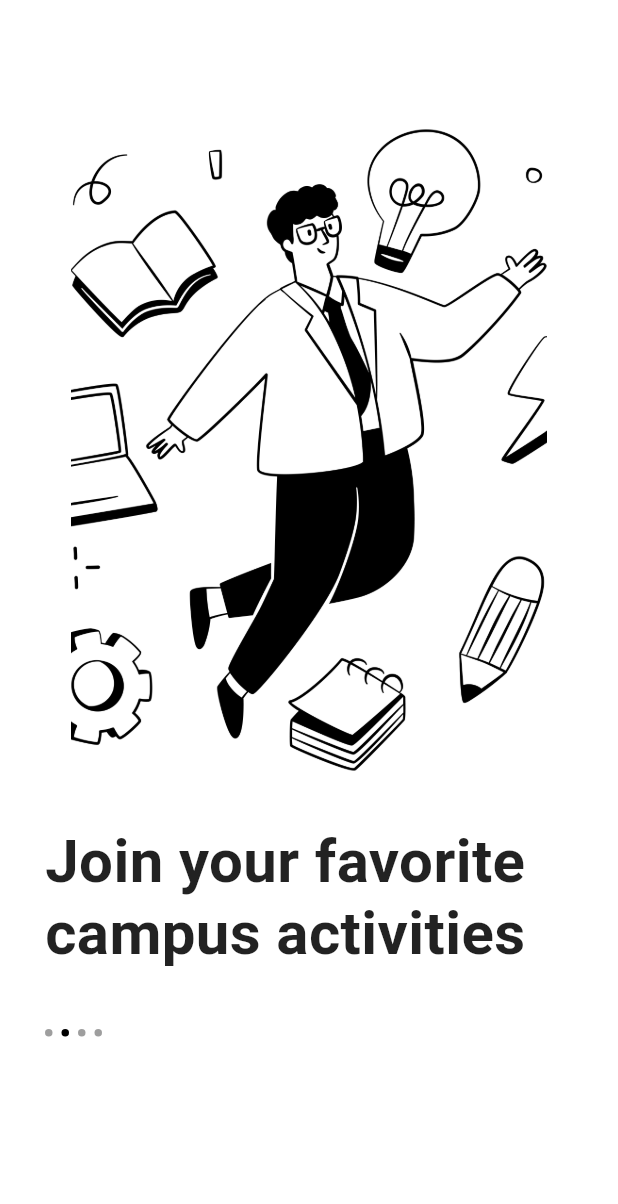
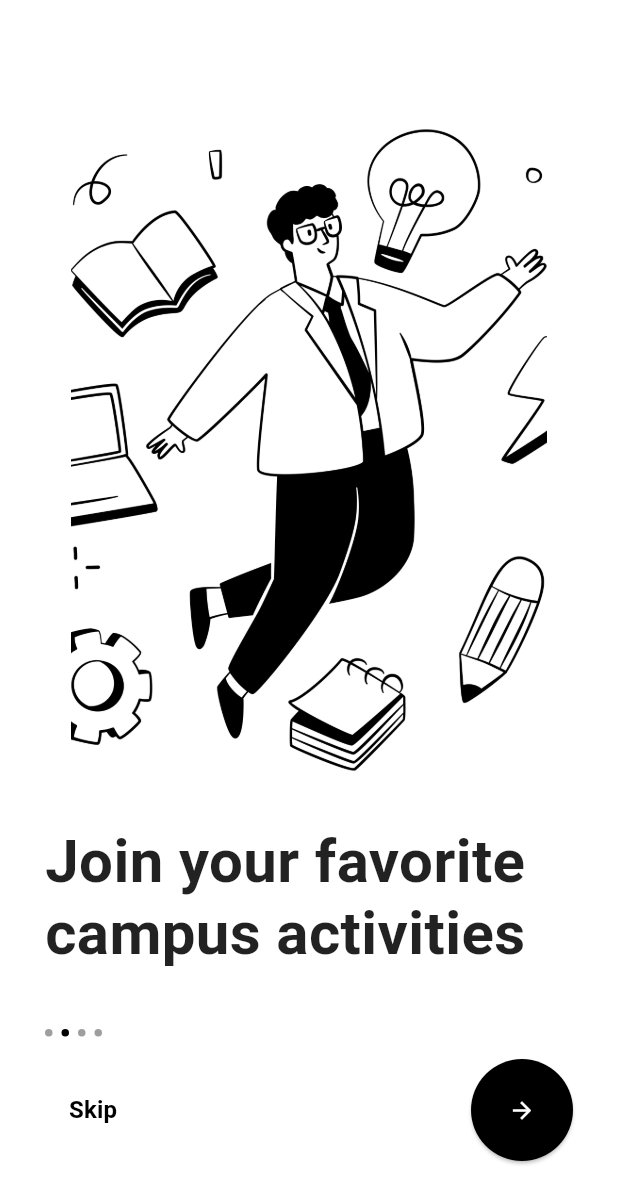
Before and after one commit to Mansyahariii/collabsession_kelompok_3, a Flutter app: the screen it shows after launch, on a phone screen of 412 x 824 dp. Shown: the top 1204 px of the screen. Run offline on Flutter 3.47's test engine with Material 3 defaults, Android fonts, the phone set to English and light mode, and no system bars.

Commit message:
menambahkan button skip dan lanjut

```diff
--- a/lib/pages/splashscreen2.dart
+++ b/lib/pages/splashscreen2.dart
@@ -50,12 +50,39 @@ class SplashScreen2 extends StatelessWidget {
                   _dot(),
                 ],
               ),
+              const Spacer(),
+              Row(
+                mainAxisAlignment: MainAxisAlignment.spaceBetween,
+                children: [
+                  TextButton(
+                    onPressed: () {},
+                    child: const Text(
+                      'Skip',
+                      style: TextStyle(
+                        color: Colors.black,
+                        fontSize: 16,
+                        fontWeight: FontWeight.bold,
+                      ),
+                    ),
+                  ),
+                  ElevatedButton(
+                    onPressed: () {},
+                    style: ElevatedButton.styleFrom(
+                      shape: const CircleBorder(),
+                      padding: const EdgeInsets.all(25),
+                      backgroundColor: Colors.black,
+                    ),
+                    child: const Icon(Icons.arrow_forward, color: Colors.white),
+                  ),
+                ],
+              ),
             ],
           ),
         ),
       ),
     );
   }
+
   Widget _dot({bool isActive = false}) {
     return Container(
       height: 5,
```
Lines whose indentation alone changed are shown as unchanged.
